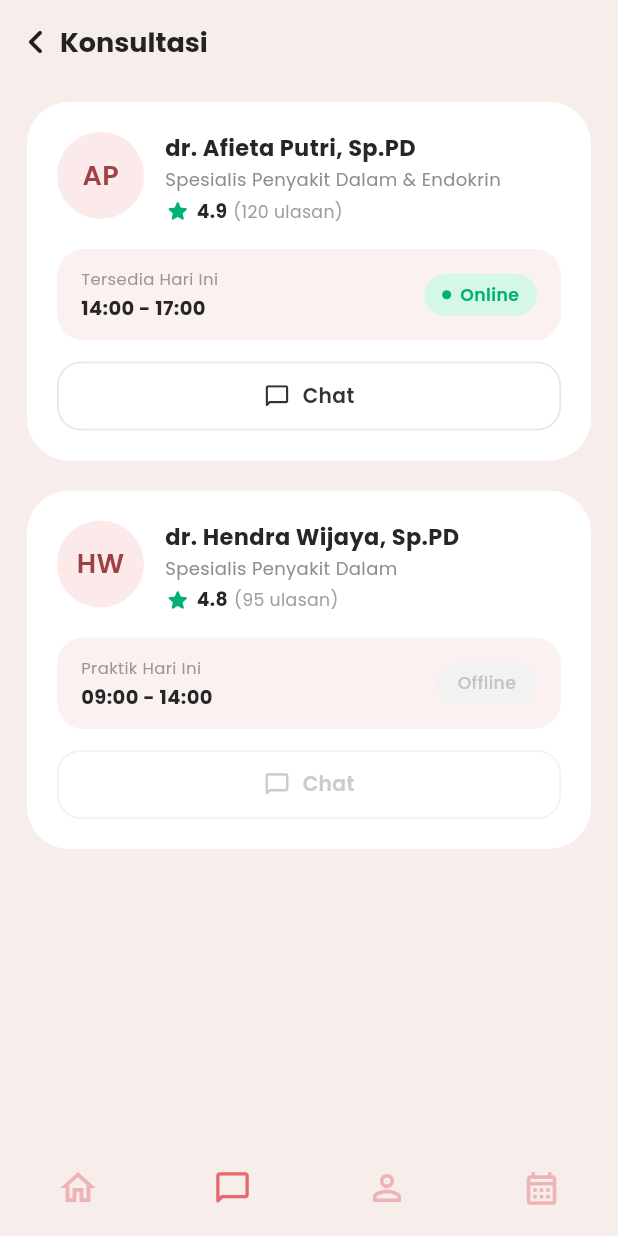
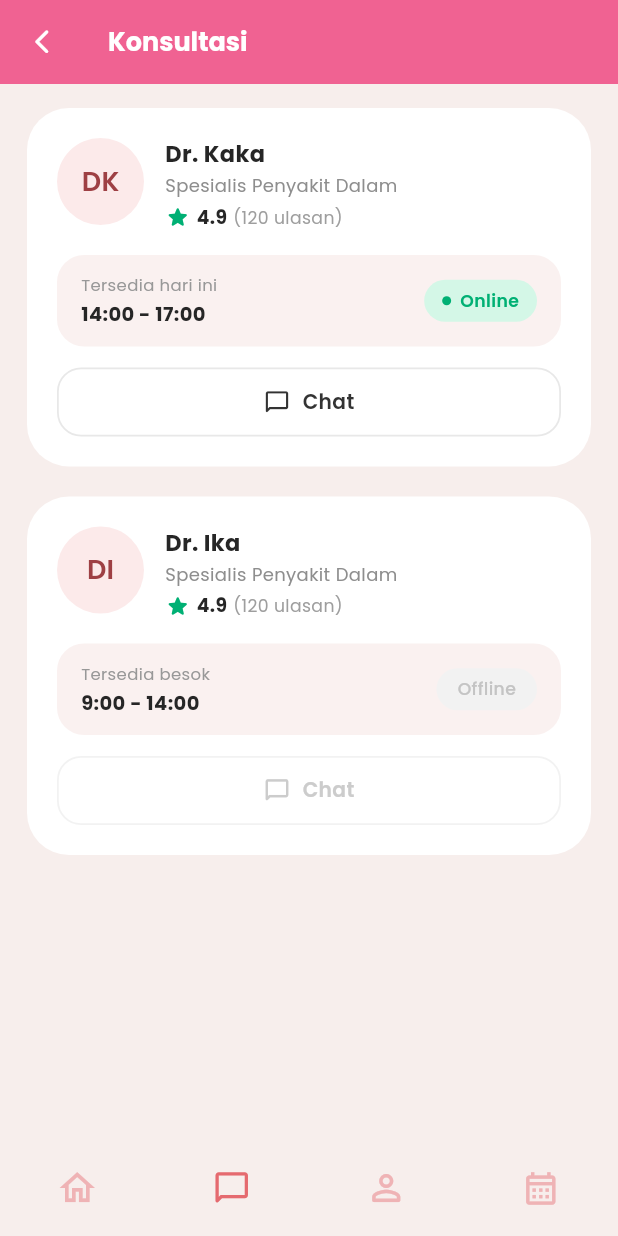
Before and after one commit to G41240178-NURFITRIA/lojindeker2, a Flutter app: the ConsultationListScreen screen opened directly, on a phone screen of 412 x 824 dp. Run offline on Flutter 3.47's test engine with Material 3 defaults, Android fonts, the light colour scheme and no system bars; our stand-ins replace google_fonts.

Commit message:
revisi konsul 6

```diff
--- a/lib/features/patient/screens/consultation_list_screen.dart
+++ b/lib/features/patient/screens/consultation_list_screen.dart
@@ -1,8 +1,9 @@
 import 'package:flutter/material.dart';
 import 'package:flutter/services.dart';
 import 'package:google_fonts/google_fonts.dart';
+import 'live_chat_screen.dart';
 
-// Data Model diperbarui agar mendukung tampilan foto ke-1
+// Data Model Dokter
 class DoctorModel {
   final String id;
   final String name;
@@ -37,9 +38,8 @@ class ConsultationListScreen extends StatefulWidget {
 }
 
 class _ConsultationListScreenState extends State<ConsultationListScreen> {
-  final int _selectedBottomNavIndex = 1;
-
-  // Warna sesuai sampel UI Foto ke-1 & ke-2
+  // Warna sesuai tema Soft Pink (Cek Risiko) & Desain Kartu
+  static const Color _primaryPink = Color(0xFFF06292); // Soft pink utama (sama dengan Cek Risiko)
   static const Color _bgScreen = Color(0xFFF7EEEC);
   static const Color _avatarBg = Color(0xFFFCEAEA);
   static const Color _avatarText = Color(0xFF9E4044);
@@ -49,30 +49,30 @@ class _ConsultationListScreenState extends State<ConsultationListScreen> {
   static const Color _navIconActive = Color(0xFFE56A6F);
   static const Color _navIconInactive = Color(0xFFEFB3B5);
 
-  // Data Dokter dari Foto ke-2 yang disesuaikan ke UI Foto ke-1
+  // Data Dokter sesuai foto kanan (Dr. Kaka & Dr. Ika)
   final List<DoctorModel> _doctors = const [
     DoctorModel(
       id: '1',
-      name: 'dr. Afieta Putri, Sp.PD',
-      initials: 'AP',
-      specialty: 'Spesialis Penyakit Dalam & Endokrin',
+      name: 'Dr. Kaka',
+      initials: 'DK',
+      specialty: 'Spesialis Penyakit Dalam',
       hospital: 'RS D-Care Sejahtera',
       rating: 4.9,
       reviewCount: 120,
-      availabilityLabel: 'Tersedia Hari Ini',
+      availabilityLabel: 'Tersedia hari ini',
       availabilityTime: '14:00 - 17:00',
       isOnline: true,
     ),
     DoctorModel(
       id: '2',
-      name: 'dr. Hendra Wijaya, Sp.PD',
-      initials: 'HW',
+      name: 'Dr. Ika',
+      initials: 'DI',
       specialty: 'Spesialis Penyakit Dalam',
       hospital: 'RS D-Care Sejahtera',
-      rating: 4.8,
-      reviewCount: 95,
-      availabilityLabel: 'Praktik Hari Ini',
-      availabilityTime: '09:00 - 14:00',
+      rating: 4.9,
+      reviewCount: 120,
+      availabilityLabel: 'Tersedia besok',
+      availabilityTime: '9:00 - 14:00',
       isOnline: false,
     ),
   ];
@@ -81,22 +81,21 @@ class _ConsultationListScreenState extends State<ConsultationListScreen> {
   Widget build(BuildContext context) {
     return Scaffold(
       backgroundColor: _bgScreen,
-      // AppBar diubah mengikuti Foto Ke-1
+      // AppBar disamakan dengan Cek Risiko: Background Soft Pink (#F06292) dengan panah kembali & teks putih
       appBar: AppBar(
-        backgroundColor: _bgScreen,
+        backgroundColor: _primaryPink,
         elevation: 0,
         scrolledUnderElevation: 0,
-        leadingWidth: 40,
-        titleSpacing: 0,
         systemOverlayStyle: const SystemUiOverlayStyle(
-          statusBarColor: Colors.transparent,
-          statusBarIconBrightness: Brightness.dark,
+          statusBarColor: _primaryPink,
+          statusBarIconBrightness: Brightness.light,
+          statusBarBrightness: Brightness.dark,
         ),
         leading: IconButton(
           icon: const Icon(
-            Icons.chevron_left_rounded,
-            color: Color(0xFF1E1E1E),
-            size: 32,
+            Icons.arrow_back_ios_new_rounded,
+            size: 19,
+            color: Colors.white,
           ),
           onPressed: () {
             if (Navigator.of(context).canPop()) {
@@ -107,14 +106,15 @@ class _ConsultationListScreenState extends State<ConsultationListScreen> {
         title: Text(
           'Konsultasi',
           style: GoogleFonts.poppins(
-            fontSize: 18,
+            fontSize: 17,
             fontWeight: FontWeight.w700,
-            color: const Color(0xFF232323),
+            color: Colors.white,
           ),
         ),
+        centerTitle: false,
       ),
       body: ListView.builder(
-        padding: const EdgeInsets.symmetric(horizontal: 18, vertical: 12),
+        padding: const EdgeInsets.symmetric(horizontal: 18, vertical: 16),
         physics: const BouncingScrollPhysics(),
         itemCount: _doctors.length,
         itemBuilder: (context, index) {
@@ -310,9 +310,22 @@ class _ConsultationListScreenState extends State<ConsultationListScreen> {
 
           const SizedBox(height: 14),
 
-          // 3. Tombol Chat di Bagian Bawah Kartu (Foto 1)
+          // 3. Tombol Chat di Bagian Bawah Kartu
           InkWell(
-            onTap: doctor.isOnline ? () {} : null,
+            onTap: doctor.isOnline
+                ? () {
+                    Navigator.push(
+                      context,
+                      MaterialPageRoute(
+                        builder: (_) => LiveChatScreen(
+                          doctorName: doctor.name,
+                          specialty: doctor.specialty,
+                          initials: doctor.initials,
+                        ),
+                      ),
+                    );
+                  }
+                : null,
             borderRadius: BorderRadius.circular(16),
             child: Container(
               width: double.infinity,
@@ -344,8 +357,8 @@ class _ConsultationListScreenState extends State<ConsultationListScreen> {
                       fontSize: 13.5,
                       fontWeight: FontWeight.w600,
                       color: doctor.isOnline
-                          ? const Color(0xFF333333)
-                          : const Color(0xFFCCCCCC),
+                        ? const Color(0xFF333333)
+                        : const Color(0xFFCCCCCC),
                     ),
                   ),
                 ],
@@ -365,17 +378,32 @@ class _ConsultationListScreenState extends State<ConsultationListScreen> {
       child: Row(
         mainAxisAlignment: MainAxisAlignment.spaceAround,
         children: [
-          Icon(Icons.home_outlined, size: 28, color: _navIconInactive),
-          Icon(
-            Icons.chat_bubble_outline_rounded,
-            size: 26,
+          IconButton(
+            icon: const Icon(Icons.home_outlined, size: 28),
+            color: _navIconInactive,
+            onPressed: () {
+              if (Navigator.of(context).canPop()) {
+                Navigator.of(context).pop();
+              }
+            },
+          ),
+          IconButton(
+            icon: const Icon(
+              Icons.chat_bubble_outline_rounded,
+              size: 26,
+            ),
             color: _navIconActive,
+            onPressed: () {},
           ),
-          Icon(Icons.person_outline_rounded, size: 28, color: _navIconInactive),
-          Icon(
-            Icons.calendar_month_outlined,
-            size: 26,
+          IconButton(
+            icon: const Icon(Icons.person_outline_rounded, size: 28),
             color: _navIconInactive,
+            onPressed: () {},
+          ),
+          IconButton(
+            icon: const Icon(Icons.calendar_month_outlined, size: 26),
+            color: _navIconInactive,
+            onPressed: () {},
           ),
         ],
       ),
--- a/lib/features/patient/screens/patient_dashboard_screen.dart
+++ b/lib/features/patient/screens/patient_dashboard_screen.dart
@@ -455,7 +455,14 @@ class _PatientDashboardScreenState extends State<PatientDashboardScreen> {
                 child: _buildServiceCard(
                   icon: const _DoctorOutlineIcon(color: Colors.white, size: 28),
                   title: 'Konsultasi',
-                  onTap: () => setState(() => _selectedTabIndex = 1),
+                  onTap: () {
+                    Navigator.push(
+                      context,
+                      MaterialPageRoute(
+                        builder: (_) => const ConsultationListScreen(),
+                      ),
+                    );
+                  },
                 ),
               ),
               const SizedBox(width: 10),
@@ -848,19 +855,19 @@ class _PatientDashboardScreenState extends State<PatientDashboardScreen> {
           ),
           const SizedBox(height: 16),
           _buildDoctorCard(
-            name: 'dr. Afieta Putri, Sp.PD',
-            speciality: 'Spesialis Penyakit Dalam & Endokrin',
+            name: 'Dr. Kaka',
+            speciality: 'Spesialis Penyakit Dalam',
             hospital: 'RS D-Care Sejahtera',
             status: 'Online',
             statusColor: const Color(0xFF2E7D32),
           ),
           const SizedBox(height: 12),
           _buildDoctorCard(
-            name: 'dr. Hendra Wijaya, Sp.PD',
+            name: 'Dr. Ika',
             speciality: 'Spesialis Penyakit Dalam',
             hospital: 'RS D-Care Sejahtera',
-            status: 'Praktik Hari Ini',
-            statusColor: const Color(0xFF1976D2),
+            status: 'Offline',
+            statusColor: const Color(0xFF757575),
           ),
         ],
       ),
```
